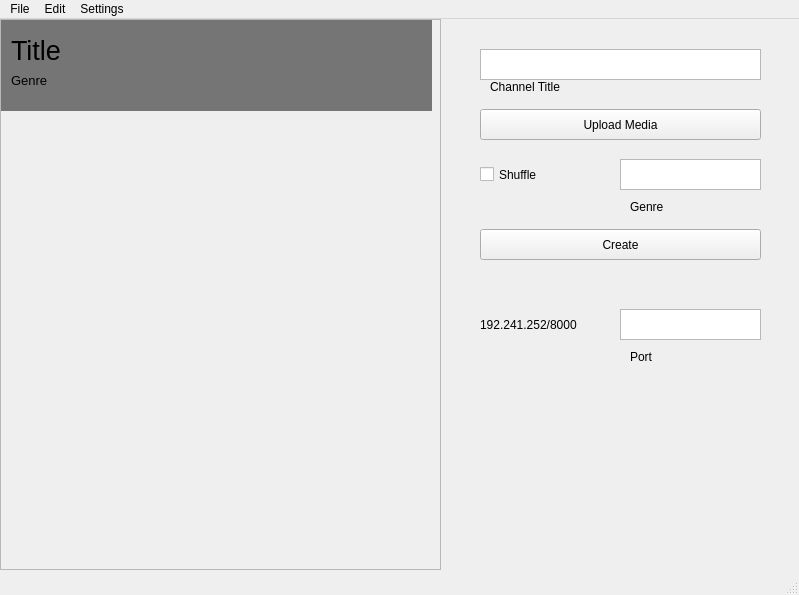
This is blank.ui in FencingLefty3/Tune as Qt 5 draws it before an edit. The edited form follows.
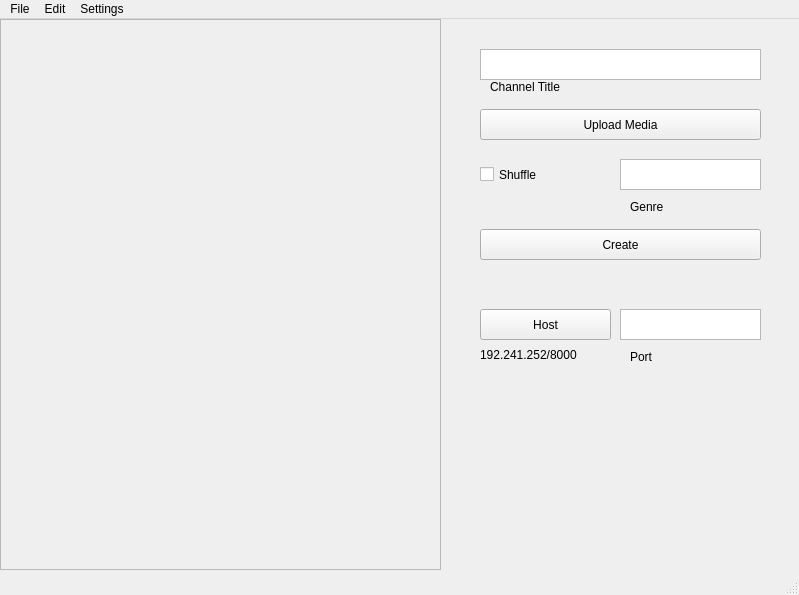
This is the edited form.

Commit message: Refactor UI components: update layout and add host button; enhance server functionality to retrieve local IP

Diff of the .ui file:
```diff
--- a/blank.ui
+++ b/blank.ui
@@ -109,7 +109,7 @@
     <property name="geometry">
      <rect>
       <x>480</x>
-      <y>290</y>
+      <y>320</y>
       <width>141</width>
       <height>31</height>
      </rect>
@@ -162,65 +162,21 @@
        <height>547</height>
       </rect>
      </property>
-     <widget class="QWidget" name="widget" native="true">
-      <property name="geometry">
-       <rect>
-        <x>0</x>
-        <y>0</y>
-        <width>431</width>
-        <height>91</height>
-       </rect>
-      </property>
-      <property name="autoFillBackground">
-       <bool>false</bool>
-      </property>
-      <property name="styleSheet">
-       <string notr="true">#widget {
-    background-color: #757575;
-}</string>
-      </property>
-      <widget class="QLabel" name="title_2">
-       <property name="geometry">
-        <rect>
-         <x>10</x>
-         <y>10</y>
-         <width>91</width>
-         <height>41</height>
-        </rect>
-       </property>
-       <property name="font">
-        <font>
-         <pointsize>20</pointsize>
-        </font>
-       </property>
-       <property name="text">
-        <string>Title</string>
-       </property>
-      </widget>
-      <widget class="QLabel" name="title_3">
-       <property name="geometry">
-        <rect>
-         <x>10</x>
-         <y>40</y>
-         <width>91</width>
-         <height>41</height>
-        </rect>
-       </property>
-       <property name="font">
-        <font>
-         <pointsize>10</pointsize>
-        </font>
-       </property>
-       <property name="autoFillBackground">
-        <bool>false</bool>
-       </property>
-       <property name="text">
-        <string>Genre</string>
-       </property>
-      </widget>
-     </widget>
     </widget>
    </widget>
+   <widget class="QPushButton" name="host">
+    <property name="geometry">
+     <rect>
+      <x>480</x>
+      <y>290</y>
+      <width>131</width>
+      <height>31</height>
+     </rect>
+    </property>
+    <property name="text">
+     <string>Host</string>
+    </property>
+   </widget>
   </widget>
   <widget class="QMenuBar" name="menubar">
    <property name="geometry">
```
The commit also changes 6 other files.
